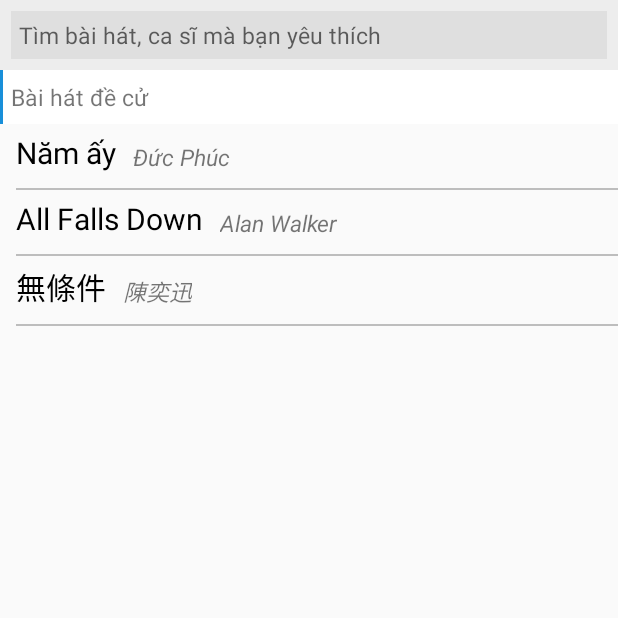
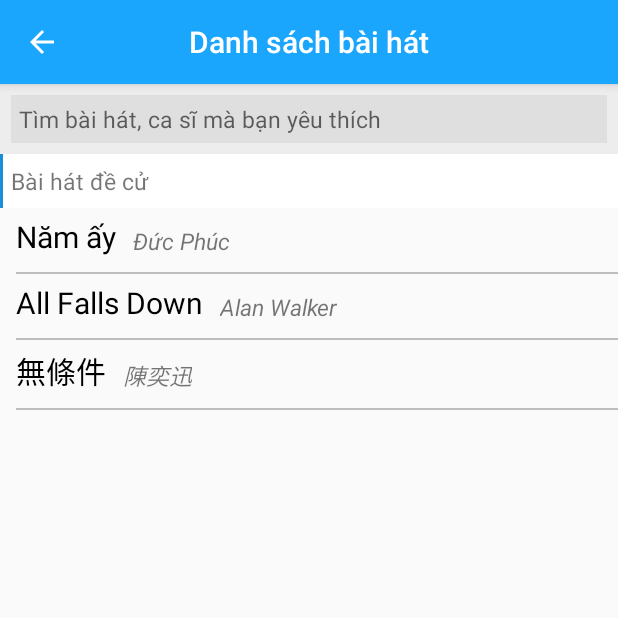
Before and after one commit to kienhao127/LyricKaraokeTalk, an Android app: the SongListActivity screen opened directly, with no data from a screen before it, on a phone screen of 412 x 824 dp, the top half of it. Run offline under Robolectric (Android 15) with nearby library versions, the phone set to English and light mode, and no system bars.

Commit message:
Update song list activity UI
Update song list activity UI

```diff
--- a/app/build.gradle
+++ b/app/build.gradle
@@ -20,10 +20,11 @@ android {
 
 dependencies {
     implementation fileTree(dir: 'libs', include: ['*.jar'])
-    implementation 'com.android.support:appcompat-v7:26.1.0'
     implementation 'com.android.support.constraint:constraint-layout:1.0.2'
     testImplementation 'junit:junit:4.12'
     androidTestImplementation 'com.android.support.test:runner:1.0.1'
     androidTestImplementation 'com.android.support.test.espresso:espresso-core:3.0.1'
+    compile 'com.android.support:design:26.1.0'
     compile 'com.android.support:recyclerview-v7:26.1.0'
+    compile 'com.android.support:appcompat-v7:26.1.0'
 }
--- a/app/src/main/java/com/example/cpu11341_local/lyrickaraoketalk/SongListActivity.java
+++ b/app/src/main/java/com/example/cpu11341_local/lyrickaraoketalk/SongListActivity.java
@@ -5,7 +5,9 @@ import android.support.v7.app.AppCompatActivity;
 import android.os.Bundle;
 import android.support.v7.widget.LinearLayoutManager;
 import android.support.v7.widget.RecyclerView;
+import android.support.v7.widget.Toolbar;
 import android.view.View;
+import android.widget.TextView;
 
 import com.example.cpu11341_local.lyrickaraoketalk.adapter.SongListAdapter;
 import com.example.cpu11341_local.lyrickaraoketalk.model.Song;
@@ -18,10 +20,31 @@ public class SongListActivity extends AppCompatActivity {
     SongListAdapter songListAdapter;
     RecyclerView.LayoutManager layoutManager;
     ArrayList<Song> songs;
+    Toolbar toolbar;
+    TextView mTitle;
+
+    void init(){
+        toolbar = (Toolbar) findViewById(R.id.toolbar);
+        mTitle = (TextView) findViewById(R.id.toolbar_title);
+    }
 
     protected void onCreate(Bundle savedInstanceState) {
         super.onCreate(savedInstanceState);
         setContentView(R.layout.activity_song_list);
+        init();
+
+        this.setSupportActionBar(toolbar);
+        mTitle.setText("Danh sách bài hát");
+
+        setSupportActionBar(toolbar);
+        getSupportActionBar().setDisplayShowTitleEnabled(false);
+        getSupportActionBar().setDisplayHomeAsUpEnabled(true);
+        toolbar.setNavigationOnClickListener(new View.OnClickListener() {
+            @Override
+            public void onClick(View v) {
+                onBackPressed();
+            }
+        });
 
         songs = new ArrayList<>();
         songs.add(new Song("Năm ấy", "Đức Phúc", R.raw.namay_ducphuc, R.raw.namay));
--- a/app/src/main/res/layout/activity_song_list.xml
+++ b/app/src/main/res/layout/activity_song_list.xml
@@ -5,10 +5,19 @@
     android:layout_width="match_parent"
     android:layout_height="match_parent"
     tools:context="com.example.cpu11341_local.lyrickaraoketalk.SongListActivity">
+    <android.support.design.widget.AppBarLayout
+        android:id="@+id/appbar"
+        android:layout_width="match_parent"
+        android:layout_height="wrap_content"
+        android:theme="@style/AppTheme.AppBarOverlay">
+
+        <include layout="@layout/toolbar_layout"/>
+    </android.support.design.widget.AppBarLayout>
     <android.support.v7.widget.RecyclerView
         android:id="@+id/songList"
         android:layout_width="match_parent"
         android:layout_height="match_parent"
         android:layout_alignParentLeft="true"
-        android:layout_alignParentStart="true"/>
+        android:layout_alignParentStart="true"
+        android:layout_below="@+id/appbar"/>
 </RelativeLayout>
--- a/app/src/main/res/layout/toolbar_layout.xml
+++ b/app/src/main/res/layout/toolbar_layout.xml
@@ -11,7 +11,7 @@
         android:id="@+id/toolbar_title"
         android:layout_width="wrap_content"
         android:layout_height="wrap_content"
-        android:textColor="#000"
+        android:textColor="#FFF"
         style="@style/TextAppearance.AppCompat.Widget.ActionBar.Title"
         android:layout_gravity="center" />
 </android.support.v7.widget.Toolbar>
```
